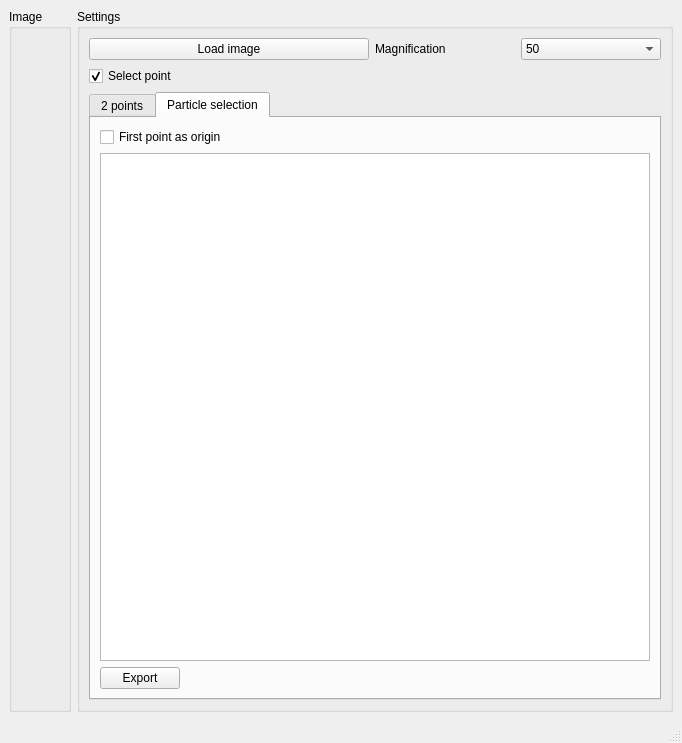
The window that HW_PI_PiezoStage/particle_selection.ui (GingerLabUW/Microscope_App) describes before a commit, drawn with Qt 5.
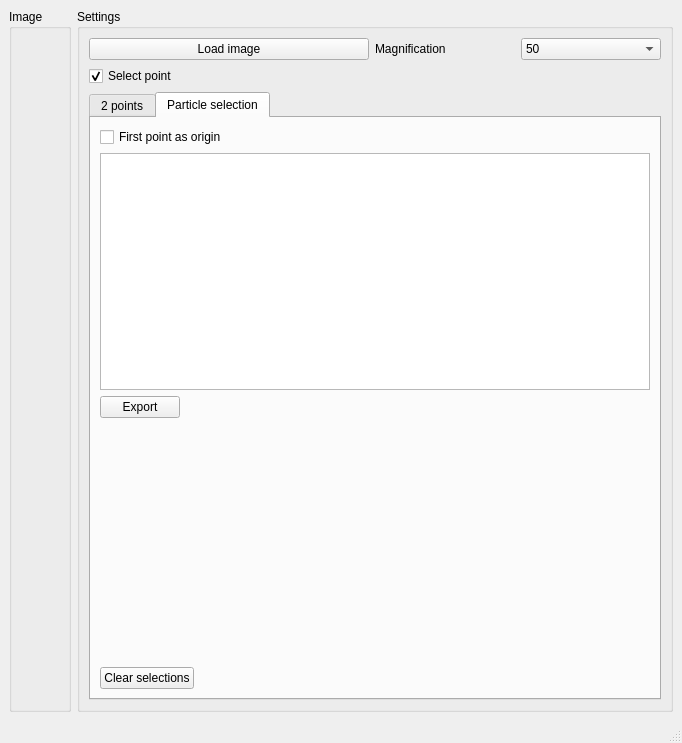
The same window after the commit. The open tabs and pages were chosen to show the change.

Commit message: pi control - init button added, ind mov  - relative movements, part. sel. - clear feature

The edit to the form file:
```diff
--- a/HW_PI_PiezoStage/particle_selection.ui
+++ b/HW_PI_PiezoStage/particle_selection.ui
@@ -239,16 +239,36 @@
              </property>
             </widget>
            </item>
-           <item row="3" column="0" colspan="2">
+           <item row="4" column="0" colspan="2">
             <widget class="QTextBrowser" name="textBrowser"/>
            </item>
-           <item row="4" column="0">
+           <item row="5" column="0">
             <widget class="QPushButton" name="export_pushButton">
              <property name="text">
               <string>Export</string>
              </property>
             </widget>
            </item>
+           <item row="7" column="0">
+            <widget class="QPushButton" name="clear_pushButton">
+             <property name="text">
+              <string>Clear selections</string>
+             </property>
+            </widget>
+           </item>
+           <item row="6" column="0">
+            <spacer name="verticalSpacer">
+             <property name="orientation">
+              <enum>Qt::Vertical</enum>
+             </property>
+             <property name="sizeHint" stdset="0">
+              <size>
+               <width>20</width>
+               <height>40</height>
+              </size>
+             </property>
+            </spacer>
+           </item>
           </layout>
          </widget>
         </widget>
```
Left out of the diff: 4 changed lines with no effect on the pictures. The commit also changes 5 other files.
